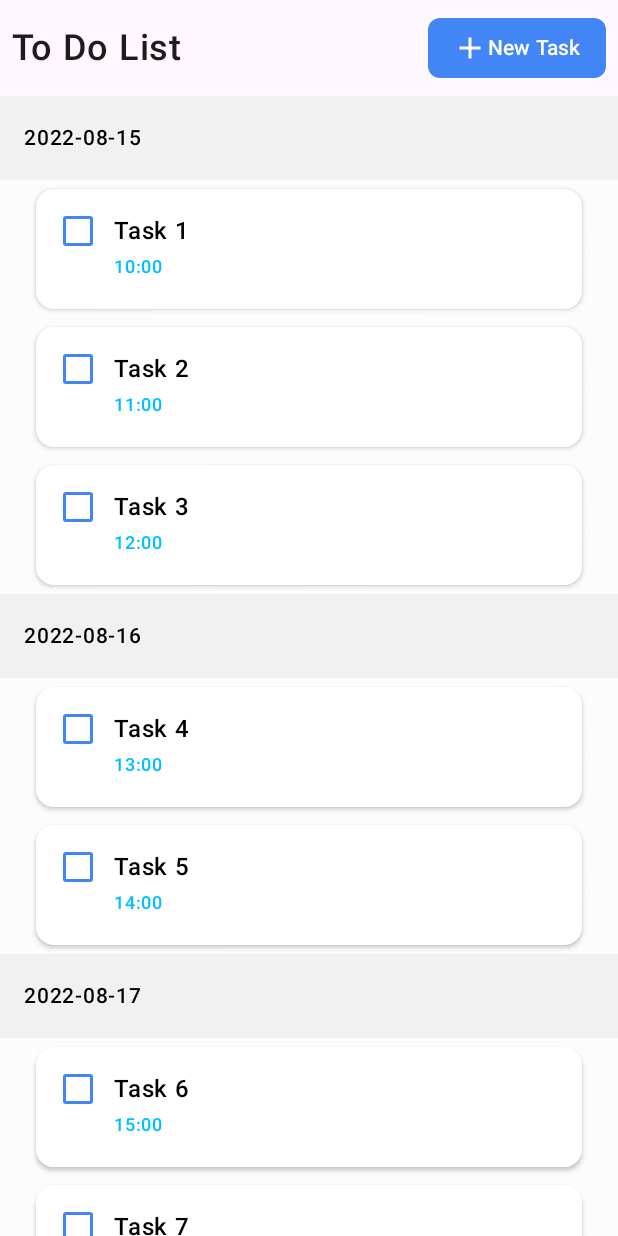
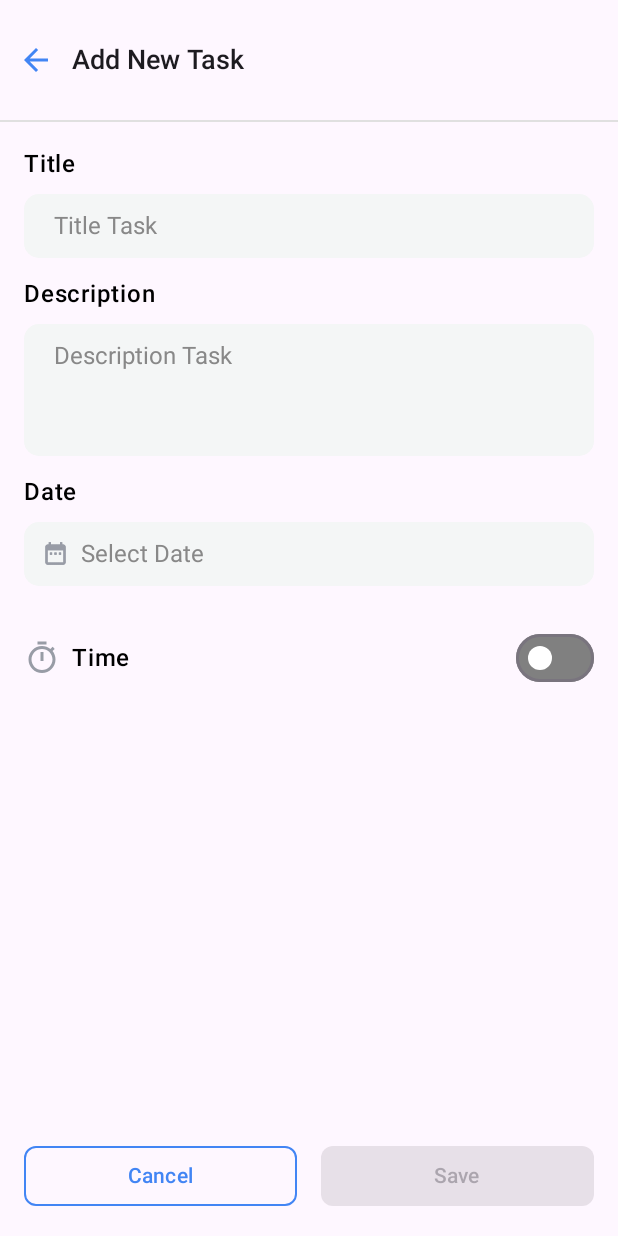
Before and after one commit to kylixeza/Simple-To-Do, an Android app built with Jetpack Compose: the screen it shows after launch (MainActivity), on a phone screen of 412 x 824 dp. Run offline under Robolectric (Android 15) with nearby library versions, the phone set to English and light mode, and no system bars.

Commit message:
feat(add task): created add task screen

```diff
--- a/app/build.gradle.kts
+++ b/app/build.gradle.kts
@@ -80,4 +80,6 @@ dependencies {
 
     implComposeDependencies()
     implKoinDependencies()
+
+    implementation("com.github.commandiron:WheelPickerCompose:1.1.11")
 }
--- a/app/src/main/java/com/kylix/algostudioseniormobiledevelopertest/MainActivity.kt
+++ b/app/src/main/java/com/kylix/algostudioseniormobiledevelopertest/MainActivity.kt
@@ -3,15 +3,18 @@ package com.kylix.algostudioseniormobiledevelopertest
 import android.os.Bundle
 import androidx.activity.ComponentActivity
 import androidx.activity.compose.setContent
-import com.kylix.algostudioseniormobiledevelopertest.screen.ToDoScreen
+import androidx.core.view.WindowCompat
+import com.kylix.algostudioseniormobiledevelopertest.screen.add.AddTaskScreen
+import com.kylix.algostudioseniormobiledevelopertest.screen.home.ToDoScreen
 import com.kylix.algostudioseniormobiledevelopertest.ui.theme.AppTheme
 
 class MainActivity : ComponentActivity() {
     override fun onCreate(savedInstanceState: Bundle?) {
         super.onCreate(savedInstanceState)
+        WindowCompat.setDecorFitsSystemWindows(window, false)
         setContent {
             AppTheme {
-                ToDoScreen()
+                AddTaskScreen()
             }
         }
     }
--- a/app/src/main/java/com/kylix/algostudioseniormobiledevelopertest/di/ViewModelModule.kt
+++ b/app/src/main/java/com/kylix/algostudioseniormobiledevelopertest/di/ViewModelModule.kt
@@ -1,6 +1,6 @@
 package com.kylix.algostudioseniormobiledevelopertest.di
 
-import com.kylix.algostudioseniormobiledevelopertest.screen.ToDoViewModel
+import com.kylix.algostudioseniormobiledevelopertest.screen.home.ToDoViewModel
 import org.koin.androidx.viewmodel.dsl.viewModel
 import org.koin.dsl.module
 
--- /dev/null
+++ b/app/src/main/java/com/kylix/algostudioseniormobiledevelopertest/screen/add/AddTaskScreen.kt
@@ -0,0 +1,321 @@
+package com.kylix.algostudioseniormobiledevelopertest.screen.add
+
+import androidx.compose.foundation.BorderStroke
+import androidx.compose.foundation.background
+import androidx.compose.foundation.clickable
+import androidx.compose.foundation.layout.Arrangement
+import androidx.compose.foundation.layout.Box
+import androidx.compose.foundation.layout.Column
+import androidx.compose.foundation.layout.Row
+import androidx.compose.foundation.layout.Spacer
+import androidx.compose.foundation.layout.fillMaxSize
+import androidx.compose.foundation.layout.fillMaxWidth
+import androidx.compose.foundation.layout.height
+import androidx.compose.foundation.layout.heightIn
+import androidx.compose.foundation.layout.padding
+import androidx.compose.foundation.layout.size
+import androidx.compose.foundation.layout.width
+import androidx.compose.foundation.shape.RoundedCornerShape
+import androidx.compose.foundation.text.BasicTextField
+import androidx.compose.material.icons.Icons
+import androidx.compose.material.icons.filled.ArrowBack
+import androidx.compose.material.icons.filled.DateRange
+import androidx.compose.material3.Button
+import androidx.compose.material3.ButtonDefaults
+import androidx.compose.material3.Divider
+import androidx.compose.material3.ExperimentalMaterial3Api
+import androidx.compose.material3.Icon
+import androidx.compose.material3.OutlinedButton
+import androidx.compose.material3.Scaffold
+import androidx.compose.material3.Switch
+import androidx.compose.material3.SwitchDefaults
+import androidx.compose.material3.Text
+import androidx.compose.material3.TopAppBar
+import androidx.compose.material3.rememberModalBottomSheetState
+import androidx.compose.runtime.Composable
+import androidx.compose.runtime.getValue
+import androidx.compose.runtime.mutableStateOf
+import androidx.compose.runtime.remember
+import androidx.compose.runtime.rememberCoroutineScope
+import androidx.compose.runtime.setValue
+import androidx.compose.ui.Alignment
+import androidx.compose.ui.Modifier
+import androidx.compose.ui.draw.clip
+import androidx.compose.ui.graphics.Color
+import androidx.compose.ui.res.painterResource
+import androidx.compose.ui.text.TextStyle
+import androidx.compose.ui.text.font.FontFamily
+import androidx.compose.ui.text.font.FontWeight
+import androidx.compose.ui.text.style.TextAlign
+import androidx.compose.ui.tooling.preview.Preview
+import androidx.compose.ui.unit.Dp
+import androidx.compose.ui.unit.dp
+import androidx.compose.ui.unit.sp
+import com.kylix.algostudioseniormobiledevelopertest.R
+import com.kylix.algostudioseniormobiledevelopertest.ui.theme.Black
+import com.kylix.algostudioseniormobiledevelopertest.ui.theme.DarkGray
+import com.kylix.algostudioseniormobiledevelopertest.ui.theme.DeepBlue
+import com.kylix.algostudioseniormobiledevelopertest.ui.theme.White
+import kotlinx.coroutines.launch
+
+@OptIn(ExperimentalMaterial3Api::class)
+@Composable
+fun AddTaskScreen() {
+    val coroutineScope = rememberCoroutineScope()
+    var title by remember { mutableStateOf("") }
+    var description by remember { mutableStateOf("") }
+    var date by remember { mutableStateOf("") }
+    var time by remember { mutableStateOf("") }
+
+    val dateBottomSheetState = rememberModalBottomSheetState()
+    var showDateBottomSheet by remember { mutableStateOf(false) }
+
+    val timeBottomSheetState = rememberModalBottomSheetState()
+    var showTimeBottomSheet by remember { mutableStateOf(false) }
+
+    Scaffold(
+        modifier = Modifier.fillMaxSize(),
+        topBar = {
+            Column {
+                TopAppBar(
+                    modifier = Modifier
+                        .fillMaxWidth()
+                        .padding(8.dp),
+                    title = {
+                        Row(
+                            verticalAlignment = Alignment.CenterVertically,
+                        ) {
+                            Spacer(modifier = Modifier.width(8.dp))
+                            Text(
+                                text = "Add New Task",
+                                fontSize = 18.sp,
+                                fontWeight = FontWeight.SemiBold,
+                                fontFamily = FontFamily.Default
+                            )
+                        }
+                    },
+                    navigationIcon = {
+                        Icon(
+                            Icons.Filled.ArrowBack,
+                            contentDescription = null,
+                            tint = DeepBlue,
+                            modifier = Modifier.size(24.dp)
+                        )
+                    }
+                )
+                Divider(
+                    color = Color(0xFFE0E0E0),
+                    thickness = 1.dp
+                )
+            }
+        }
+    ) { innerPadding ->
+        Column(
+            modifier = Modifier
+                .fillMaxSize()
+                .padding(innerPadding)
+                .padding(16.dp)
+        ) {
+            TextAndTextFieldSection(
+                text = "Title",
+                value = title,
+                placeholder = "Title Task"
+            ) { title = it }
+            Spacer(modifier = Modifier.height(12.dp))
+            TextAndTextFieldSection(
+                text = "Description",
+                value = description,
+                placeholder = "Description Task",
+                minSize = 64.dp
+            ) { description = it }
+            Spacer(modifier = Modifier.height(12.dp))
+            TextAndTextFieldSection(
+                text = "Date",
+                value = if (time.isEmpty()) date else "$date $time",
+                placeholder = "Select Date",
+                onValueChange = { date = it },
+                leadingIcon = {
+                    Icon(Icons.Default.DateRange,
+                        contentDescription = null,
+                        modifier = Modifier.size(18.dp),
+                        tint = Color(0xFF989CA6)
+                    )
+                },
+                needClick = true,
+                onClicked = {
+                    showDateBottomSheet = true
+                }
+            )
+
+            Spacer(modifier = Modifier.height(24.dp))
+            Row(
+                verticalAlignment = Alignment.CenterVertically,
+                modifier = Modifier
+                    .fillMaxWidth()
+                    .padding(bottom = 16.dp)
+            ) {
+                Icon(
+                    painter = painterResource(id = R.drawable.ic_time),
+                    contentDescription = null,
+                    tint = Color(0xFF989CA6),
+                )
+                Spacer(modifier = Modifier.width(8.dp))
+                Text(
+                    text = "Time",
+                    fontSize = 16.sp,
+                    color = Black,
+                    fontWeight = FontWeight.SemiBold
+                )
+                Spacer(modifier = Modifier.weight(1f))
+                Switch(
+                    checked = time.isNotEmpty(),
+                    onCheckedChange = {
+                        if (time.isEmpty() && it) {
+                            showTimeBottomSheet = true
+                        } else {
+                            time = ""
+                        }
+                    },
+                    colors = SwitchDefaults.colors(
+                        checkedThumbColor = White,
+                        checkedTrackColor = DeepBlue,
+                        uncheckedThumbColor = White,
+                        uncheckedTrackColor = DarkGray
+                    )
+                )
+            }
+            Spacer(modifier = Modifier.weight(1f))
+            Row(
+                modifier = Modifier.fillMaxWidth(),
+                horizontalArrangement = Arrangement.SpaceBetween,
+            ) {
+                OutlinedButton(
+                    modifier = Modifier
+                        .weight(1f)
+                        .padding(end = 8.dp),
+                    onClick = { /*TODO*/ },
+                    shape = RoundedCornerShape(8.dp),
+                    border = BorderStroke(1.dp, DeepBlue),
+                ) {
+                    Text(
+                        text = "Cancel",
+                        color = DeepBlue
+                    )
+                }
+                Button(
+                    modifier = Modifier
+                        .weight(1f)
+                        .padding(start = 8.dp),
+                    onClick = {
+
+                    },
+                    shape = RoundedCornerShape(8.dp),
+                    colors = ButtonDefaults.buttonColors(
+                        containerColor = DeepBlue
+                    ),
+                    enabled = title.isNotEmpty() && description.isNotEmpty() && date.isNotEmpty()
+                ) {
+                    Text("Save")
+                }
+            }
+        }
+
+        if (showDateBottomSheet) {
+            DateModalBottomSheet(
+                state = dateBottomSheetState,
+                onDismissRequest = { showDateBottomSheet = false },
+                onCancel = { showDateBottomSheet = false },
+                onSave = {
+                    date = it
+                    showDateBottomSheet = false
+                }
+            )
+        }
+
+        if (showTimeBottomSheet) {
+            TimeModalBottomSheet(
+                state = timeBottomSheetState,
+                onDismissRequest = { showTimeBottomSheet = false },
+                onCancel = { showTimeBottomSheet = false },
+                onSave = {
+                    time = it
+                    showTimeBottomSheet = false
+                }
+            )
+        }
+
+    }
+}
+
+@Composable
+fun TextAndTextFieldSection(
+    text: String = "",
+    value: String = "",
+    placeholder: String = "",
+    leadingIcon: @Composable (() -> Unit)? = null,
+    minSize: Dp = Dp.Unspecified,
+    maxSize: Dp = Dp.Unspecified,
+    needClick: Boolean = false,
+    onClicked: () -> Unit = {  },
+    onValueChange: (String) -> Unit = {},
+) {
+    Text(
+        text = text,
+        fontSize = 16.sp,
+        color = Black,
+        fontWeight = FontWeight.SemiBold
+    )
+    Spacer(modifier = Modifier.height(8.dp))
+    BasicTextField(
+        value = value,
+        onValueChange = onValueChange,
+        modifier = Modifier
+            .fillMaxWidth()
+            .clip(RoundedCornerShape(10.dp))
+            .background(Color(0xFFF4F6F6))
+            .padding(12.dp)
+            .heightIn(min = minSize, max = maxSize),
+        textStyle = TextStyle(
+            color = Color.Gray,
+            fontSize = 16.sp
+        ),
+        readOnly = needClick,
+        decorationBox = { innerTextField ->
+            val rows: @Composable () -> Unit  = {
+                Row(
+                    verticalAlignment = Alignment.Top,
+                ) {
+                    leadingIcon?.invoke()
+                    Spacer(modifier = Modifier.width(8.dp))
+                    innerTextField()
+                }
+                Row(
+                    verticalAlignment = Alignment.Top,
+                ) {
+                    leadingIcon?.invoke()
+                    Spacer(modifier = Modifier.width(8.dp))
+                    if (value.isEmpty()) {
+                        Text(
+                            textAlign = TextAlign.Start,
+                            text = placeholder,
+                            style = TextStyle(color = Color.Gray, fontSize = 16.sp),
+                        )
+                    }
+                }
+            }
+            if (needClick) {
+                Box(
+                    modifier = Modifier.clickable { onClicked() },
+                ) { rows() }
+            } else {
+                rows()
+            }
+        }
+    )
+}
+
+@Preview(showBackground = true)
+@Composable
+fun AddTaskScreenPreview() {
+    AddTaskScreen()
+}
--- a/app/src/main/java/com/kylix/algostudioseniormobiledevelopertest/screen/ToDoState.kt
+++ b/app/src/main/java/com/kylix/algostudioseniormobiledevelopertest/screen/home/ToDoState.kt
@@ -1,4 +1,4 @@
-package com.kylix.algostudioseniormobiledevelopertest.screen
+package com.kylix.algostudioseniormobiledevelopertest.screen.home
 
 import com.kylix.algostudioseniormobiledevelopertest.model.Task
 import java.util.SortedMap
--- a/app/src/main/java/com/kylix/algostudioseniormobiledevelopertest/screen/ToDoViewModel.kt
+++ b/app/src/main/java/com/kylix/algostudioseniormobiledevelopertest/screen/home/ToDoViewModel.kt
@@ -1,4 +1,4 @@
-package com.kylix.algostudioseniormobiledevelopertest.screen
+package com.kylix.algostudioseniormobiledevelopertest.screen.home
 
 import android.util.Log
 import androidx.lifecycle.ViewModel
--- /dev/null
+++ b/app/src/main/res/drawable/ic_time.xml
@@ -0,0 +1,5 @@
+<vector android:height="24dp" android:tint="#989CA6"
+    android:viewportHeight="24" android:viewportWidth="24"
+    android:width="24dp" xmlns:android="http://schemas.android.com/apk/res/android">
+    <path android:fillColor="@android:color/white" android:pathData="M15,1H9v2h6V1zM11,14h2V8h-2V14zM19.03,7.39l1.42,-1.42c-0.43,-0.51 -0.9,-0.99 -1.41,-1.41l-1.42,1.42C16.07,4.74 14.12,4 12,4c-4.97,0 -9,4.03 -9,9s4.02,9 9,9s9,-4.03 9,-9C21,10.88 20.26,8.93 19.03,7.39zM12,20c-3.87,0 -7,-3.13 -7,-7s3.13,-7 7,-7s7,3.13 7,7S15.87,20 12,20z"/>
+</vector>
--- a/settings.gradle.kts
+++ b/settings.gradle.kts
@@ -10,6 +10,7 @@ dependencyResolutionManagement {
     repositories {
         google()
         mavenCentral()
+        maven("https://jitpack.io")
     }
 }
 
```
Also changed, not shown: app/src/main/java/com/kylix/algostudioseniormobiledevelopertest/screen/add/BaseDateTimeModalBottomSheet.kt (added, +191 -0 lines), app/src/main/java/com/kylix/algostudioseniormobiledevelopertest/screen/home/ToDoScreen.kt (renamed from app/src/main/java/com/kylix/algostudioseniormobiledevelopertest/screen/ToDoScreen.kt, +1 -12 lines).
